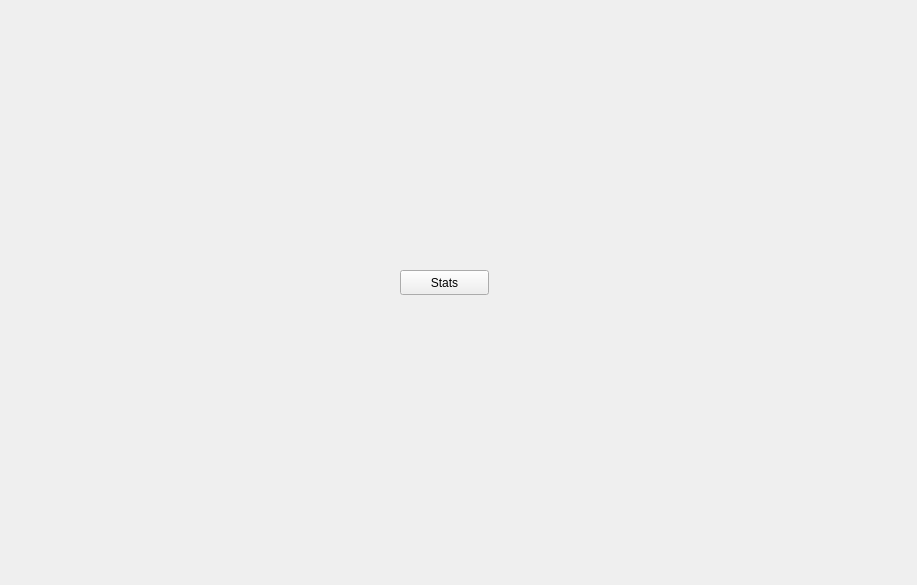
Old version of the form Client/src/LobbyUI/gameresultwindow.ui in the repository Luansair/Taller1-TP-Left4Dead.
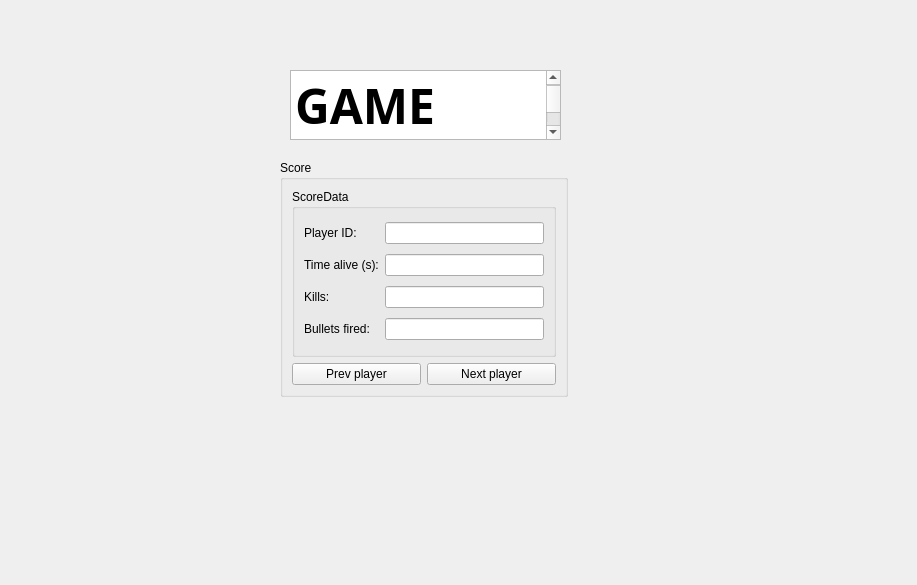
New version of the form.

Commit message:
feat(ui): se muestra pantalla final con las stats de los jugadores
Se abre una qapp que muestra las stats del primer jugador.
Tiene dos botones para cambiar de jugador y, por ende, las estadisticas mostradas.
Luego de que cierre la qapp se cierra el juego.

Diff of the .ui file:
```diff
--- a/Client/src/LobbyUI/gameresultwindow.ui
+++ b/Client/src/LobbyUI/gameresultwindow.ui
@@ -13,17 +13,124 @@
   <property name="windowTitle">
    <string>Form</string>
   </property>
-  <widget class="QPushButton" name="pushButton">
+  <widget class="QGroupBox" name="groupBox_score">
    <property name="geometry">
     <rect>
-     <x>400</x>
-     <y>270</y>
-     <width>89</width>
-     <height>25</height>
+     <x>280</x>
+     <y>160</y>
+     <width>288</width>
+     <height>237</height>
     </rect>
    </property>
-   <property name="text">
-    <string>Stats</string>
+   <property name="title">
+    <string>Score</string>
+   </property>
+   <layout class="QGridLayout" name="gridLayout_2">
+    <item row="0" column="0" colspan="2">
+     <widget class="QGroupBox" name="groupBox_scoredata">
+      <property name="title">
+       <string>ScoreData</string>
+      </property>
+      <layout class="QGridLayout" name="gridLayout">
+       <item row="7" column="1">
+        <widget class="QLineEdit" name="lineEdit_timealive">
+         <property name="readOnly">
+          <bool>true</bool>
+         </property>
+        </widget>
+       </item>
+       <item row="8" column="1">
+        <widget class="QLineEdit" name="lineEdit_kills">
+         <property name="readOnly">
+          <bool>true</bool>
+         </property>
+        </widget>
+       </item>
+       <item row="5" column="1">
+        <widget class="QLineEdit" name="lineEdit_playerid">
+         <property name="readOnly">
+          <bool>true</bool>
+         </property>
+        </widget>
+       </item>
+       <item row="9" column="1">
+        <widget class="QLineEdit" name="lineEdit_bulletsfired">
+         <property name="readOnly">
+          <bool>true</bool>
+         </property>
+        </widget>
+       </item>
+       <item row="5" column="0">
+        <widget class="QLabel" name="label_playerid">
+         <property name="text">
+          <string>Player ID:</string>
+         </property>
+        </widget>
+       </item>
+       <item row="8" column="0">
+        <widget class="QLabel" name="label_kills">
+         <property name="text">
+          <string>Kills:</string>
+         </property>
+        </widget>
+       </item>
+       <item row="7" column="0">
+        <widget class="QLabel" name="label_timealive">
+         <property name="text">
+          <string>Time alive (s):</string>
+         </property>
+        </widget>
+       </item>
+       <item row="9" column="0">
+        <widget class="QLabel" name="label_bulletsfired">
+         <property name="text">
+          <string>Bullets fired:</string>
+         </property>
+        </widget>
+       </item>
+      </layout>
+     </widget>
+    </item>
+    <item row="1" column="0">
+     <widget class="QPushButton" name="pushButton_prevplayer">
+      <property name="text">
+       <string>Prev player</string>
+      </property>
+     </widget>
+    </item>
+    <item row="1" column="1">
+     <widget class="QPushButton" name="pushButton_nextplayer">
+      <property name="text">
+       <string>Next player</string>
+      </property>
+     </widget>
+    </item>
+   </layout>
+  </widget>
+  <widget class="QTextEdit" name="textEdit">
+   <property name="geometry">
+    <rect>
+     <x>290</x>
+     <y>70</y>
+     <width>271</width>
+     <height>70</height>
+    </rect>
+   </property>
+   <property name="font">
+    <font>
+     <family>Uroob</family>
+     <italic>true</italic>
+    </font>
+   </property>
+   <property name="readOnly">
+    <bool>true</bool>
+   </property>
+   <property name="html">
+    <string>&lt;!DOCTYPE HTML PUBLIC &quot;-//W3C//DTD HTML 4.0//EN&quot; &quot;http://www.w3.org/TR/REC-html40/strict.dtd&quot;&gt;
+&lt;html&gt;&lt;head&gt;&lt;meta name=&quot;qrichtext&quot; content=&quot;1&quot; /&gt;&lt;style type=&quot;text/css&quot;&gt;
+p, li { white-space: pre-wrap; }
+&lt;/style&gt;&lt;/head&gt;&lt;body style=&quot; font-family:'Uroob'; font-size:11pt; font-weight:400; font-style:italic;&quot;&gt;
+&lt;p style=&quot; margin-top:0px; margin-bottom:0px; margin-left:0px; margin-right:0px; -qt-block-indent:0; text-indent:0px;&quot;&gt;&lt;span style=&quot; font-family:'Ubuntu'; font-size:36pt; font-weight:600; font-style:normal;&quot;&gt;GAME END&lt;/span&gt;&lt;/p&gt;&lt;/body&gt;&lt;/html&gt;</string>
    </property>
   </widget>
  </widget>
```
The commit also changes 9 other files.
